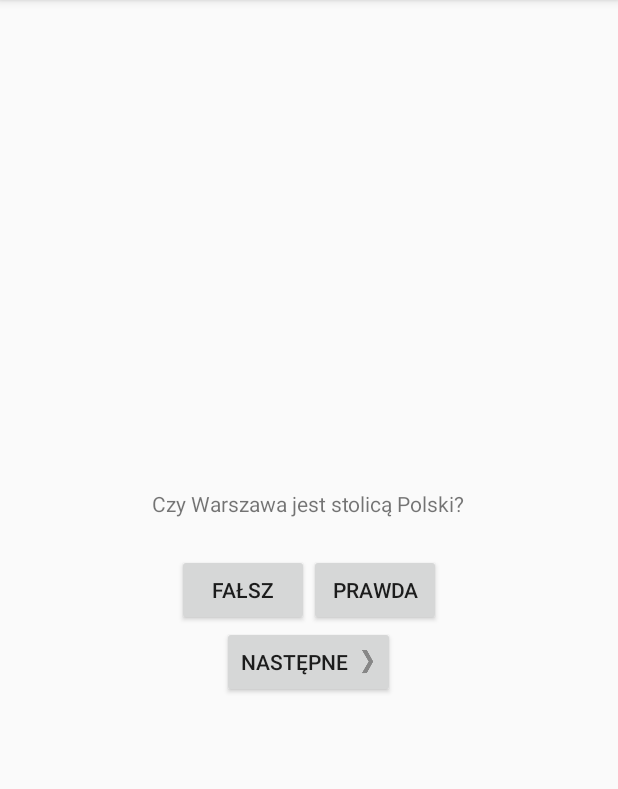
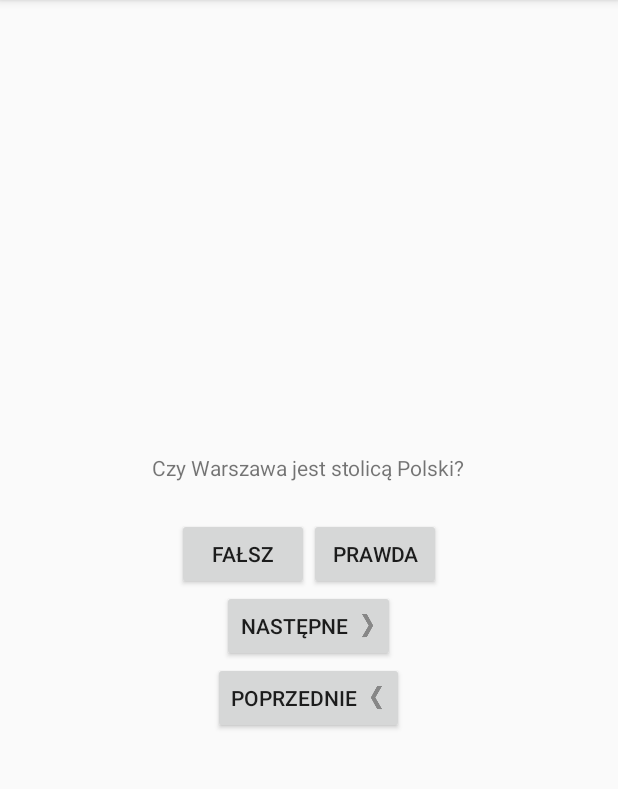
Before and after one commit to PiotrWolski1000/pum-programowanie-urzadzen-mobilnych, an Android app: the screen it shows after launch (QuizActivity), on a phone screen of 412 x 824 dp, the part 84-873 px from its top. Run offline under Robolectric (Android 15) with nearby library versions, the phone set to English and light mode, and no system bars.

Commit message:
lista 1(nie 0) zadanie 3

```diff
--- a/GeoQuizL1/app/src/main/java/pl/wroc/uni/ift/android/quizactivity/QuizActivity.java
+++ b/GeoQuizL1/app/src/main/java/pl/wroc/uni/ift/android/quizactivity/QuizActivity.java
@@ -7,14 +7,13 @@ import android.view.View;
 import android.widget.Button;
 import android.widget.TextView;
 import android.widget.Toast;
-import android.support.v4.view.GravityCompat;
 
 public class QuizActivity extends AppCompatActivity {
-
 
     private Button mTrueButton;
     private Button mFalseButton;
     private Button mNextButton;
+    private Button mBackButton;
 
     private TextView mQuestionTextView;
 
@@ -39,6 +38,13 @@ public class QuizActivity extends AppCompatActivity {
         setContentView(R.layout.activity_quiz);
 
         mQuestionTextView = (TextView) findViewById(R.id.question_text_view);
+        mQuestionTextView.setOnClickListener(new View.OnClickListener() {
+            @Override
+            public void onClick(View view) {
+                mCurrentIndex = (mCurrentIndex + 1) % mQuestionsBank.length;
+                updateQuestion();
+            }
+        });
 
         mTrueButton = (Button) findViewById(R.id.true_button);
         mTrueButton.setOnClickListener(
@@ -67,14 +73,20 @@ public class QuizActivity extends AppCompatActivity {
             }
         });
 
+        mBackButton = (Button) findViewById(R.id.back_button);
+        mBackButton.setOnClickListener(new View.OnClickListener() {
+            @Override
+            public void onClick(View view) {
+                mCurrentIndex = (mCurrentIndex - 1) % mQuestionsBank.length;
+                updateQuestion();
+            }
+        });
         updateQuestion();
     }
-
     private void updateQuestion() {
         int question = mQuestionsBank[mCurrentIndex].getTextResId();
         mQuestionTextView.setText(question);
     }
-
     private void checkAnswer(boolean userPressedTrue) {
         boolean answerIsTrue = mQuestionsBank[mCurrentIndex].isAnswerTrue();
 
@@ -85,9 +97,8 @@ public class QuizActivity extends AppCompatActivity {
         } else {
             toastMessageId = R.string.incorrect_toast;
         }
-        Toast g = Toast.makeText(this, toastMessageId, Toast.LENGTH_SHORT);
-        g.setGravity(Gravity.TOP, 0, 0);
-        //Toast.makeText(this, toastMessageId, Toast.LENGTH_SHORT).show();
-        g.show();
+        Toast myToast = Toast.makeText(this, toastMessageId, Toast.LENGTH_SHORT);
+        myToast.setGravity(Gravity.TOP,0,0);
+        myToast.show();
     }
 }
--- a/GeoQuizL1/app/src/main/res/layout/activity_quiz.xml
+++ b/GeoQuizL1/app/src/main/res/layout/activity_quiz.xml
@@ -16,9 +16,9 @@ This means, in which direction it's contents should align.
     android:layout_width="match_parent"
     android:layout_height="match_parent"
     android:gravity="center"
-    android:orientation="vertical"
     android:id="@+id/main_layout"
-    android:weightSum="1">
+    android:weightSum="1"
+    android:orientation="vertical">
 
 
     <!--
@@ -91,14 +91,34 @@ This means, in which direction it's contents should align.
             android:id="@+id/true_button"
             android:layout_weight="1" />
     </LinearLayout>
+
     <Button
         android:id="@+id/next_button"
-        android:text="@string/next_button"
         android:layout_width="wrap_content"
         android:layout_height="wrap_content"
+        android:drawablePadding="6dp"
         android:drawableRight="@drawable/arrow_right"
-        android:drawablePadding="6dp"/>
+        android:text="@string/next_button" />
+
+    <Button
+        android:id="@+id/back_button"
+        android:layout_width="wrap_content"
+        android:layout_height="wrap_content"
+        android:drawablePadding="6dp"
+        android:drawableRight="@drawable/arrow_left"
+        android:text="Poprzednie" /><![CDATA[
 
 
 
+
+
+
+
+    />
+
+
+
+
+
+]]>
 </LinearLayout>
```
